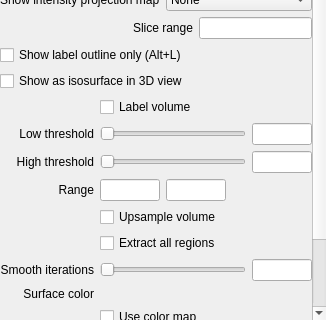
Before: the Qt Designer form freeview/PanelVolume.ui in freesurfer/freesurfer, drawn with Qt 5; both pictures show x 0 to 326 and y 1179 to 1499 of the 326 by 1499 pixel window.
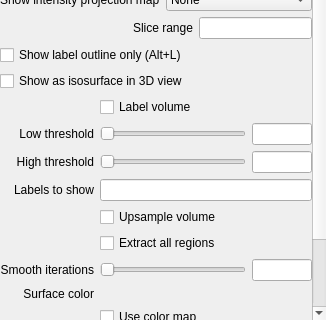
After: the same form once the commit is applied. Icons and pictures are not drawn. Custom widgets are drawn as their Qt base class.

Commit message: Option to set any combination of volume labels to show as contour surface. Enabled displaying volume/surface label in heatscale. -rpwang

Diff of the .ui file:
```diff
--- a/freeview/PanelVolume.ui
+++ b/freeview/PanelVolume.ui
@@ -1186,7 +1186,7 @@
       <item row="4" column="0">
        <widget class="QLabel" name="labelContourLabelRange">
         <property name="text">
-         <string>Range</string>
+         <string>Labels to show</string>
         </property>
         <property name="alignment">
          <set>Qt::AlignRight|Qt::AlignTrailing|Qt::AlignVCenter</set>
@@ -1195,51 +1195,25 @@
       </item>
       <item row="4" column="1">
        <layout class="QHBoxLayout" name="horizontalLayout_3">
+        <property name="spacing">
+         <number>0</number>
+        </property>
         <item>
          <widget class="QLineEdit" name="lineEditContourLabelRangeLow">
           <property name="sizePolicy">
-           <sizepolicy hsizetype="Fixed" vsizetype="Fixed">
+           <sizepolicy hsizetype="MinimumExpanding" vsizetype="Fixed">
             <horstretch>0</horstretch>
             <verstretch>0</verstretch>
            </sizepolicy>
           </property>
           <property name="maximumSize">
            <size>
-            <width>60</width>
+            <width>16777215</width>
             <height>16777215</height>
            </size>
           </property>
          </widget>
         </item>
-        <item>
-         <widget class="QLineEdit" name="lineEditContourLabelRangeHigh">
-          <property name="sizePolicy">
-           <sizepolicy hsizetype="Fixed" vsizetype="Fixed">
-            <horstretch>0</horstretch>
-            <verstretch>0</verstretch>
-           </sizepolicy>
-          </property>
-          <property name="maximumSize">
-           <size>
-            <width>60</width>
-            <height>16777215</height>
-           </size>
-          </property>
-         </widget>
-        </item>
-        <item>
-         <spacer name="horizontalSpacer_4">
-          <property name="orientation">
-           <enum>Qt::Horizontal</enum>
-          </property>
-          <property name="sizeHint" stdset="0">
-           <size>
-            <width>0</width>
-            <height>0</height>
-           </size>
-          </property>
-         </spacer>
-        </item>
        </layout>
       </item>
       <item row="5" column="1">
```
Left out of the diff: 20 changed lines with no effect on the pictures. The commit also changes 18 other files.
